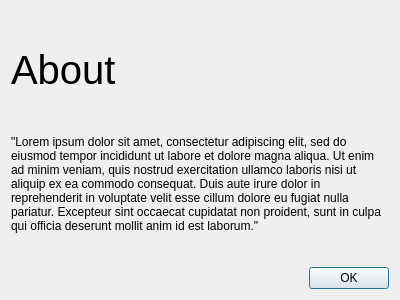
Above: forms/aboutdialog.ui from Arquanite/KettleClient before the change. Below: the same form after it.
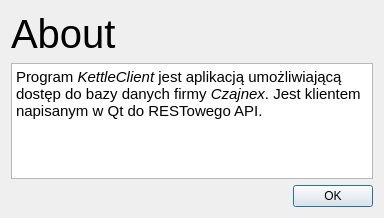
That is the form after the change.

Patch:
```diff
--- a/forms/aboutdialog.ui
+++ b/forms/aboutdialog.ui
@@ -6,8 +6,8 @@
    <rect>
     <x>0</x>
     <y>0</y>
-    <width>400</width>
-    <height>300</height>
+    <width>384</width>
+    <height>218</height>
    </rect>
   </property>
   <property name="windowTitle">
@@ -27,14 +27,16 @@
     </widget>
    </item>
    <item>
-    <widget class="QLabel" name="label">
-     <property name="text">
-      <string>&quot;Lorem ipsum dolor sit amet, consectetur adipiscing elit, sed do eiusmod tempor incididunt ut labore et dolore magna aliqua. Ut enim ad minim veniam, quis nostrud exercitation ullamco laboris nisi ut aliquip ex ea commodo consequat. Duis aute irure dolor in reprehenderit in voluptate velit esse cillum dolore eu fugiat nulla pariatur. Excepteur sint occaecat cupidatat non proident, sunt in culpa qui officia deserunt mollit anim id est laborum.&quot;
-
-</string>
+    <widget class="QTextBrowser" name="textBrowser">
+     <property name="autoFillBackground">
+      <bool>false</bool>
      </property>
-     <property name="wordWrap">
-      <bool>true</bool>
+     <property name="html">
+      <string>&lt;!DOCTYPE HTML PUBLIC &quot;-//W3C//DTD HTML 4.0//EN&quot; &quot;http://www.w3.org/TR/REC-html40/strict.dtd&quot;&gt;
+&lt;html&gt;&lt;head&gt;&lt;meta name=&quot;qrichtext&quot; content=&quot;1&quot; /&gt;&lt;style type=&quot;text/css&quot;&gt;
+p, li { white-space: pre-wrap; }
+&lt;/style&gt;&lt;/head&gt;&lt;body style=&quot; font-family:'Noto Sans'; font-size:11pt; font-weight:400; font-style:normal;&quot;&gt;
+&lt;p style=&quot; margin-top:0px; margin-bottom:0px; margin-left:0px; margin-right:0px; -qt-block-indent:0; text-indent:0px;&quot;&gt;Program &lt;span style=&quot; font-style:italic;&quot;&gt;KettleClient&lt;/span&gt; jest aplikacją umożliwiającą dostęp do bazy danych firmy &lt;span style=&quot; font-style:italic;&quot;&gt;Czajnex&lt;/span&gt;. Jest klientem napisanym w Qt do RESTowego API.&lt;/p&gt;&lt;/body&gt;&lt;/html&gt;</string>
      </property>
     </widget>
    </item>
```
Left out of the diff: 2 changed lines with no effect on the pictures.
